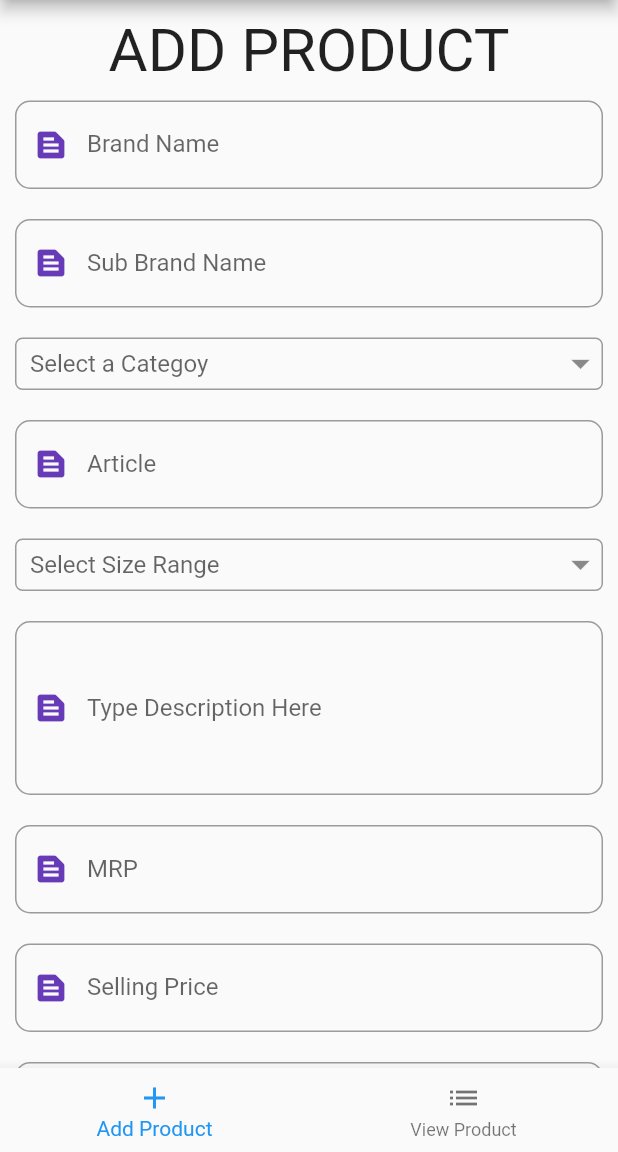
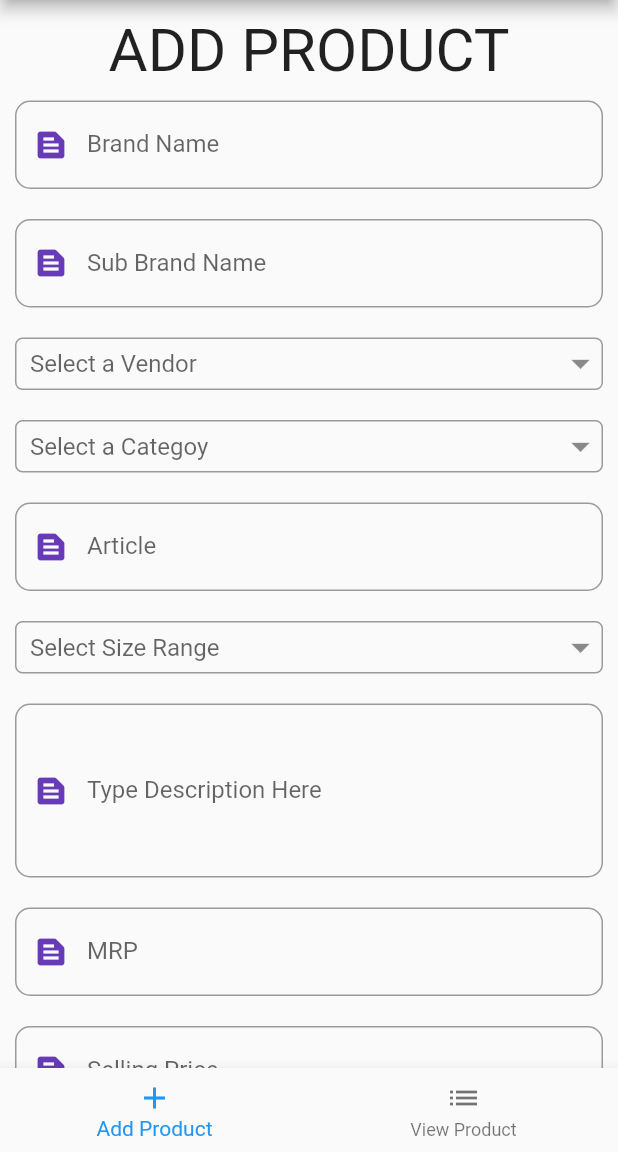
Before and after one commit to SushilKumarMalikFootwear/mobile, a Flutter app: the screen it shows after launch, on a phone screen of 412 x 824 dp, the part 84-1236 px from its top. Run offline on Flutter 3.47's test engine with Material 2 defaults, Android fonts, the phone set to English and light mode, and no system bars; our stand-ins replace another_flushbar, cloud_firestore, dio, dropdown_button2, firebase_auth, firebase_core and 6 more; missing offline and left inert: sortedmap; accounts and stored records are empty; network calls fail.

Commit message:
adding vendor

```diff
--- a/lib/modules/models/product.dart
+++ b/lib/modules/models/product.dart
@@ -12,9 +12,11 @@ class Product {
   String? URL2;
   late String sizeRange;
   late String description;
+  late String vendor;
   List pairs_in_stock = [];
   Product();
   Product.fromJSON(Map product) {
+    vendor = product['vendor']??'';
     footwear_id = product['footwear_id'];
     brandName = product['brand'];
     subBrandName = product['sub_brand'];
@@ -33,6 +35,7 @@ class Product {
 
   Map<String, dynamic> toJSON() {
     return {
+      "vendor":vendor,
       "brand": brandName,
       "sub_brand": subBrandName,
       "article": article,
--- a/lib/modules/widgets/add_product.dart
+++ b/lib/modules/widgets/add_product.dart
@@ -29,6 +29,8 @@ class _AddPrductState extends State<AddPrduct> {
   TextEditingController mrp = TextEditingController();
   TextEditingController sellingPrice = TextEditingController();
   TextEditingController costPrice = TextEditingController();
+  String? vendor;
+  List<String> vendorList = [];
   String? category;
   List<String> categoryList = [];
   TextEditingController color = TextEditingController();
@@ -46,6 +48,7 @@ class _AddPrductState extends State<AddPrduct> {
     configList = await productRepo.getConfigLists();
     categoryList = configList['categoryList']!;
     sizeRangeList = configList['sizeRangeList']!;
+    vendorList = configList['vendorList']!;
     setState(() {});
   }
 
@@ -55,6 +58,7 @@ class _AddPrductState extends State<AddPrduct> {
     super.initState();
     product = widget.product;
     if (widget.todo == Constants.EDIT) {
+      vendor = product.vendor;
       brandName.text = product.brandName;
       subBrandName.text = product.subBrandName;
       category = product.category;
@@ -85,6 +89,7 @@ class _AddPrductState extends State<AddPrduct> {
       product.subBrandName = subBrandName.text;
       product.sizeRange = sizeRange!;
       product.description = descCtrl.text;
+      product.vendor = vendor.toString();
       var response = widget.todo == Constants.CREATE
           ? await productRepo.add(product.toJSON())
           : await productRepo.update(product.toJSON());
@@ -99,7 +104,13 @@ class _AddPrductState extends State<AddPrduct> {
         costPrice.clear();
         fileName1 = null;
         fileName2 = null;
-        widget.switchChild();
+        if (widget.todo == Constants.CREATE) {
+          widget.switchChild();
+        } else {
+          Navigator.pop(context);
+          Navigator.pop(context);
+          Navigator.pop(context);
+        }
         color.clear();
         category = '';
         sizeRange = '';
@@ -194,6 +205,16 @@ class _AddPrductState extends State<AddPrduct> {
               label: 'Sub Brand Name',
               tc: subBrandName,
               prefixIcon: Icons.text_snippet),
+          Padding(
+            padding: const EdgeInsets.symmetric(horizontal: 10, vertical: 10),
+            child: CustomDropDown(
+                value: vendor,
+                hint: 'Select a Vendor',
+                onChange: (value) {
+                  vendor = value;
+                },
+                items: vendorList),
+          ),
           Padding(
             padding: const EdgeInsets.symmetric(horizontal: 10, vertical: 10),
             child: CustomDropDown(
```
Also changed, not shown: lib/modules/repository/product_repo.dart (+10 -7 lines).
